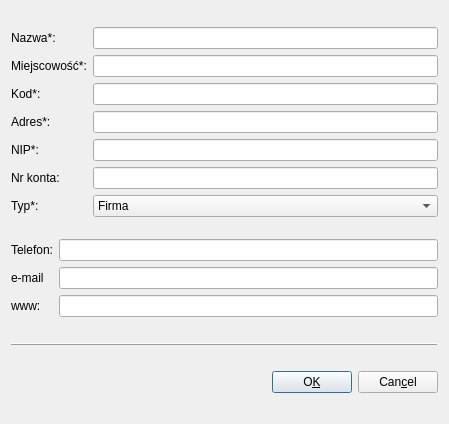
First picture: the form in ui/Buyers.ui, repository juliagoda/qfaktury, before the edit.
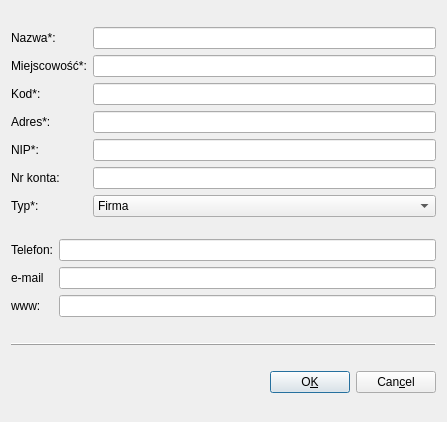
Second picture: the form after the edit.

Diff of the .ui file:
```diff
--- a/ui/Buyers.ui
+++ b/ui/Buyers.ui
@@ -6,8 +6,8 @@
    <rect>
     <x>0</x>
     <y>0</y>
-    <width>449</width>
-    <height>424</height>
+    <width>447</width>
+    <height>422</height>
    </rect>
   </property>
   <property name="windowTitle">
```
Left out of the diff: 5 changed lines with no effect on the pictures.
